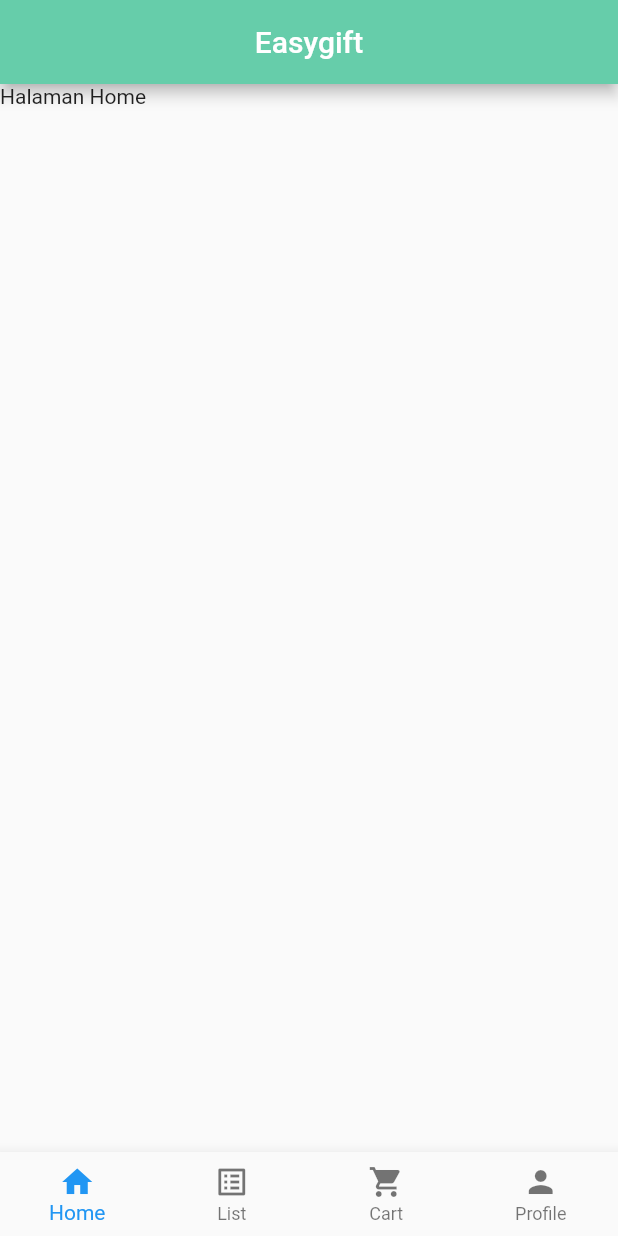
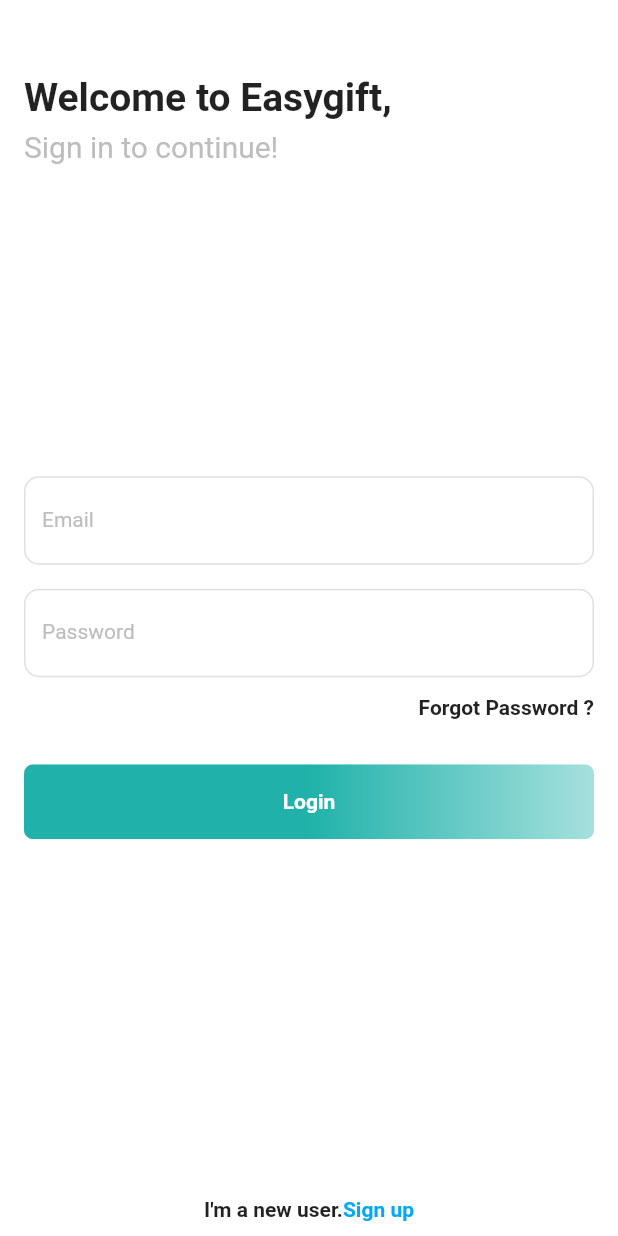
Before and after one commit to firaptr8/easygift_project, a Flutter app: the screen it shows after launch, on a phone screen of 412 x 824 dp. Run offline on Flutter 3.47's test engine with Material 2 defaults, Android fonts, the light colour scheme and no system bars.

Commit message:
add login register page

```diff
--- /dev/null
+++ b/lib/login_page.dart
@@ -0,0 +1,176 @@
+import 'package:flutter/material.dart';
+import 'signup_page.dart';
+import 'bottomnavbar_page.dart';
+
+class LoginPage extends StatefulWidget {
+  @override
+  _LoginPageState createState() => new _LoginPageState();
+}
+
+class _LoginPageState extends State<LoginPage> {
+  @override
+  Widget build(BuildContext context) {
+    return Scaffold(
+      backgroundColor: Colors.white,
+      body: SafeArea(
+        child: Container(
+          // key: _formKey,
+          padding: EdgeInsets.only(left: 16, right: 16),
+          child: Column(
+            mainAxisAlignment: MainAxisAlignment.spaceBetween,
+            crossAxisAlignment: CrossAxisAlignment.start,
+            children: <Widget>[
+              Column(
+                crossAxisAlignment: CrossAxisAlignment.start,
+                children: <Widget>[
+                  SizedBox(
+                    height: 50,
+                  ),
+                  Text(
+                    "Welcome to Easygift,",
+                    style: TextStyle(fontSize: 26, fontWeight: FontWeight.bold),
+                  ),
+                  SizedBox(
+                    height: 6,
+                  ),
+                  Text(
+                    "Sign in to continue!",
+                    style: TextStyle(fontSize: 20, color: Colors.grey.shade400),
+                  ),
+                ],
+              ),
+              Column(
+                children: <Widget>[
+                  TextFormField(
+                    decoration: InputDecoration(
+                      labelText: "Email",
+                      labelStyle:
+                          TextStyle(fontSize: 14, color: Colors.grey.shade400),
+                      enabledBorder: OutlineInputBorder(
+                        borderRadius: BorderRadius.circular(10),
+                        borderSide: BorderSide(
+                          color: Colors.grey.shade300,
+                        ),
+                      ),
+                      focusedBorder: OutlineInputBorder(
+                          borderRadius: BorderRadius.circular(10),
+                          borderSide: BorderSide(
+                            color: Colors.red,
+                          )),
+                    ),
+                  ),
+                  SizedBox(
+                    height: 16,
+                  ),
+                  TextFormField(
+                    decoration: InputDecoration(
+                      labelText: "Password",
+                      labelStyle:
+                          TextStyle(fontSize: 14, color: Colors.grey.shade400),
+                      enabledBorder: OutlineInputBorder(
+                        borderRadius: BorderRadius.circular(10),
+                        borderSide: BorderSide(
+                          color: Colors.grey.shade300,
+                        ),
+                      ),
+                      focusedBorder: OutlineInputBorder(
+                          borderRadius: BorderRadius.circular(10),
+                          borderSide: BorderSide(
+                            color: Colors.red,
+                          )),
+                    ),
+                  ),
+                  SizedBox(
+                    height: 12,
+                  ),
+                  Align(
+                    alignment: Alignment.topRight,
+                    child: Text(
+                      "Forgot Password ?",
+                      style:
+                          TextStyle(fontSize: 14, fontWeight: FontWeight.w600),
+                    ),
+                  ),
+                  SizedBox(
+                    height: 30,
+                  ),
+                  Container(
+                    height: 50,
+                    width: double.infinity,
+                    child: FlatButton(
+                      onPressed: () {
+                        Navigator.push(context,
+                            MaterialPageRoute(builder: (context) {
+                          return SignupPage();
+                        }));
+                      },
+                      padding: EdgeInsets.all(0),
+                      child: Ink(
+                        decoration: BoxDecoration(
+                          borderRadius: BorderRadius.circular(6),
+                          gradient: LinearGradient(
+                            begin: Alignment.centerLeft,
+                            end: Alignment.centerRight,
+                            colors: [
+                              Color(0xff20b2aa),
+                              Color(0xff20b2aa),
+                              Color(0x6620b2aa),
+                            ],
+                          ),
+                        ),
+                        child: Container(
+                          alignment: Alignment.center,
+                          constraints: BoxConstraints(
+                              maxWidth: double.infinity, minHeight: 50),
+                          child: Text(
+                            "Login",
+                            style: TextStyle(
+                                color: Colors.white,
+                                fontWeight: FontWeight.bold),
+                            textAlign: TextAlign.center,
+                          ),
+                        ),
+                      ),
+                      shape: RoundedRectangleBorder(
+                        borderRadius: BorderRadius.circular(6),
+                      ),
+                    ),
+                  ),
+                  SizedBox(
+                    height: 30,
+                  ),
+                ],
+              ),
+              Padding(
+                padding: EdgeInsets.only(bottom: 10),
+                child: Row(
+                  mainAxisAlignment: MainAxisAlignment.center,
+                  children: <Widget>[
+                    Text(
+                      "I'm a new user.",
+                      style: TextStyle(fontWeight: FontWeight.bold),
+                    ),
+                    GestureDetector(
+                      onTap: () {
+                        Navigator.push(context,
+                            MaterialPageRoute(builder: (context) {
+                          return MyBottomNavBar();
+                        }));
+                      },
+                      child: Text(
+                        "Sign up",
+                        style: TextStyle(
+                            fontWeight: FontWeight.bold,
+                            color: Colors.lightBlue),
+                      ),
+                    )
+                  ],
+                ),
+              )
+            ],
+          ),
+        ),
+      ),
+    );
+  }
+}
--- a/lib/main.dart
+++ b/lib/main.dart
@@ -1,63 +1,25 @@
 import 'package:flutter/material.dart';
-import 'list_item.dart';
-import 'home_page.dart';
-import 'profile_page.dart';
-import 'cart_page.dart';
+import 'login_page.dart';
 
-void main() => runApp(MyApp());
+void main() {
+  runApp(MyApp());
+}
 
-class MyApp extends StatelessWidget {
+class MyApp extends StatefulWidget {
+  @override
+  _MyAppState createState() => _MyAppState();
+}
+
+class _MyAppState extends State<MyApp> {
   @override
   Widget build(BuildContext context) {
     return MaterialApp(
-      title: 'Flutter Hello World',
+      title: 'Flutter Demo',
       theme: ThemeData(
-        primaryColor: Color(0xff66cdaa),
+        primarySwatch: Colors.blue,
       ),
-      home: MyBottomNavBar(title: 'Easygift'),
+      home: LoginPage(),
       debugShowCheckedModeBanner: false,
     );
   }
 }
-
-class MyBottomNavBar extends StatefulWidget {
-  MyBottomNavBar({Key key, this.title}) : super(key: key);
-
-  final String title;
-  @override
-  _MyBottomNavBarState createState() => new _MyBottomNavBarState();
-}
-
-class _MyBottomNavBarState extends State<MyBottomNavBar> {
-  int _currentIndex = 0;
-  final List<Widget> _children = [
-    MyHomePage(title: 'Easygift'),
-    MyListItem(title: 'Easygift'),
-    CartPage(title: 'Shopping Cart'),
-    ProfilePage(),
-  ];
-
-  @override
-  Widget build(BuildContext context) {
-    return Scaffold(
-        // appBar: AppBar(
-        //   title: Text(widget.title),
-        //   centerTitle: true,
-        // ),
-        body: _children[_currentIndex],
-        bottomNavigationBar: BottomNavigationBar(
-            currentIndex: _currentIndex,
-            type: BottomNavigationBarType.fixed,
-            items: [
-              BottomNavigationBarItem(icon: Icon(Icons.home), label: "Home", backgroundColor: Color(0xff66cdaa)),
-              BottomNavigationBarItem(icon: Icon(Icons.list_alt), label: "List", backgroundColor: Color(0xff66cdaa)),
-              BottomNavigationBarItem(icon: Icon(Icons.shopping_cart), label: "Cart", backgroundColor: Color(0xff66cdaa)),
-              BottomNavigationBarItem(icon: Icon(Icons.person), label: "Profile", backgroundColor: Color(0xff66cdaa)),
-            ],
-            onTap: (index) {
-              setState(() {
-                _currentIndex = index;
-              });
-            }));
-  }
-}
```
Also changed, not shown: lib/bottomnavbar_page.dart (added, +75 -0 lines), lib/signup_page.dart (added, +152 -0 lines).
